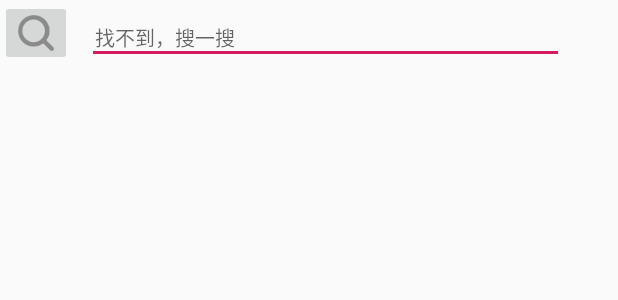
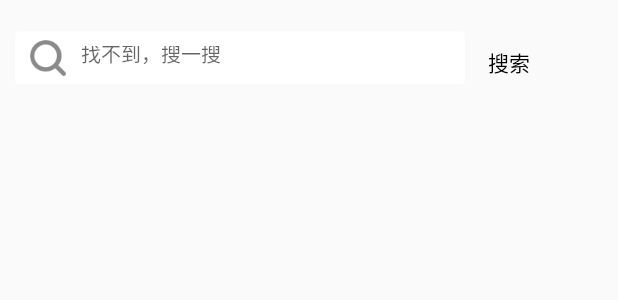
Before and after one commit to casualleftZ/shousi-master, an Android app: the layout activity_find.xml on its own in the app's theme, with its tools: preview values and no code run, on a phone screen of 412 x 824 dp. Shown: the top 300 px of the screen. Run offline under Robolectric (Android 15) with nearby library versions, the light colour scheme and no system bars.

```diff
--- a/app/src/main/java/comqwera/mingrisoft/shousi/activity/activity/FindActivity.java
+++ b/app/src/main/java/comqwera/mingrisoft/shousi/activity/activity/FindActivity.java
@@ -16,7 +16,7 @@ import java.util.List;
 
 public class FindActivity extends Activity {
     public static FindActivity mfindActivity;
-    private ImageView find_food_button;
+    private TextView find_tv_seach;
     private Thread thread;
     private EditText tv_seach2;
     private String content;
@@ -29,8 +29,8 @@ public class FindActivity extends Activity {
         ListView listView=(ListView)findViewById(R.id.list_view2);
         listView.setAdapter(adapter);
         mfindActivity=this; //非Activity跳转方法
-        find_food_button=(ImageView)findViewById(R.id.find_food_button);
-        find_food_button.setOnClickListener(new View.OnClickListener() {
+        find_tv_seach=(TextView)findViewById(R.id.find_tv_seach) ;
+        find_tv_seach.setOnClickListener(new View.OnClickListener() {
             @Override
             public void onClick(View v) {
                 initFoods();
--- a/app/src/main/res/layout/activity_find.xml
+++ b/app/src/main/res/layout/activity_find.xml
@@ -8,26 +8,30 @@
             android:layout_width="wrap_content"
             android:layout_height="wrap_content"
             android:orientation="horizontal"
-    >
-    <ImageButton android:layout_width="wrap_content"
-                 android:layout_height="wrap_content"
-                 android:src="@mipmap/sousuo"
-                 android:id="@+id/find_food_button"
-
-    />
+            android:layout_marginTop="20dp">
 
         <EditText
                 android:id="@+id/tv_seach2"
-                android:layout_marginTop="7dp"
+                android:layout_gravity="center_vertical"
                 android:layout_marginLeft="10dp"
-                android:layout_weight="1"
-                android:layout_width="318dp"
+                android:layout_width="300dp"
                 android:layout_height="35dp"
+                android:background="@drawable/serach"
+                android:drawableLeft="@mipmap/sousuo"
                 android:hint="找不到，搜一搜"
                 android:textSize="13sp"
                 android:gravity="center_vertical"
+                android:padding="10dp"
+                android:drawablePadding="10dp"/>
+        <TextView
+                android:id="@+id/find_tv_seach"
+                android:layout_width="wrap_content"
+                android:layout_height="wrap_content"
+                android:text="搜索"
+                android:textColor="#000000"
                 android:padding="5dp"
-        />
+                android:layout_marginTop="5dp"
+                android:layout_marginLeft="10dp"/>
     </LinearLayout>
     <ListView
             android:layout_width="match_parent"
--- a/app/src/main/res/layout/la1.xml
+++ b/app/src/main/res/layout/la1.xml
@@ -9,7 +9,7 @@
               android:focusable="true"
               android:focusableInTouchMode="true">
 
-    <EditText
+    <TextView
             android:id="@+id/tv_seach"
             android:layout_gravity="center_vertical"
             android:layout_marginLeft="10dp"
```
